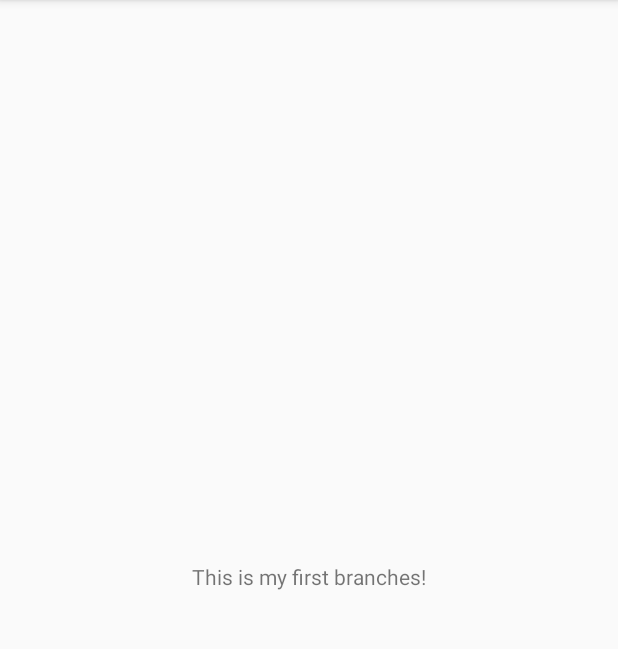
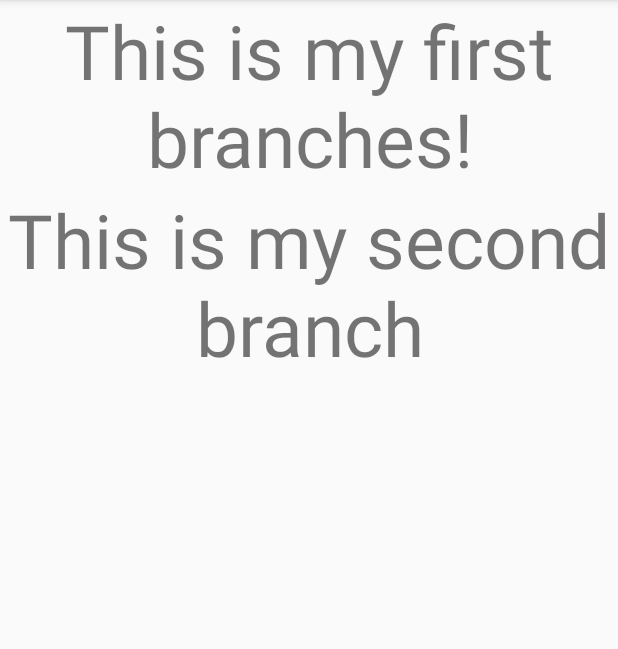
Before and after one commit to Mohan-blog/Multibranch, an Android app: the screen it shows after launch (MainActivity), on a phone screen of 412 x 824 dp, the part 84-733 px from its top. Run offline under Robolectric (Android 15) with nearby library versions, the phone set to English and light mode, and no system bars.

Commit message:
second branch

```diff
--- a/app/src/main/res/layout/activity_main.xml
+++ b/app/src/main/res/layout/activity_main.xml
@@ -1,18 +1,28 @@
 <?xml version="1.0" encoding="utf-8"?>
-<androidx.constraintlayout.widget.ConstraintLayout xmlns:android="http://schemas.android.com/apk/res/android"
+<LinearLayout xmlns:android="http://schemas.android.com/apk/res/android"
     xmlns:app="http://schemas.android.com/apk/res-auto"
     xmlns:tools="http://schemas.android.com/tools"
     android:layout_width="match_parent"
     android:layout_height="match_parent"
+    android:orientation="vertical"
     tools:context=".MainActivity">
 
     <TextView
         android:layout_width="wrap_content"
         android:layout_height="wrap_content"
         android:text="This is my first branches!"
+        android:textSize="50dp"
+        android:gravity="center"
         app:layout_constraintBottom_toBottomOf="parent"
         app:layout_constraintLeft_toLeftOf="parent"
         app:layout_constraintRight_toRightOf="parent"
         app:layout_constraintTop_toTopOf="parent" />
+    <TextView
+        android:layout_width="match_parent"
+        android:layout_height="wrap_content"
+        android:textSize="50dp"
+        android:gravity="center"
+        android:text="This is my second branch"/>
 
-</androidx.constraintlayout.widget.ConstraintLayout>
+
+</LinearLayout>
```
